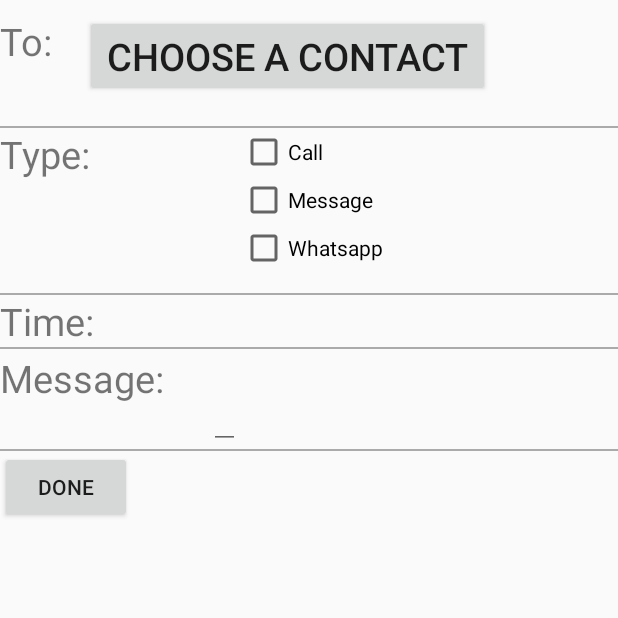
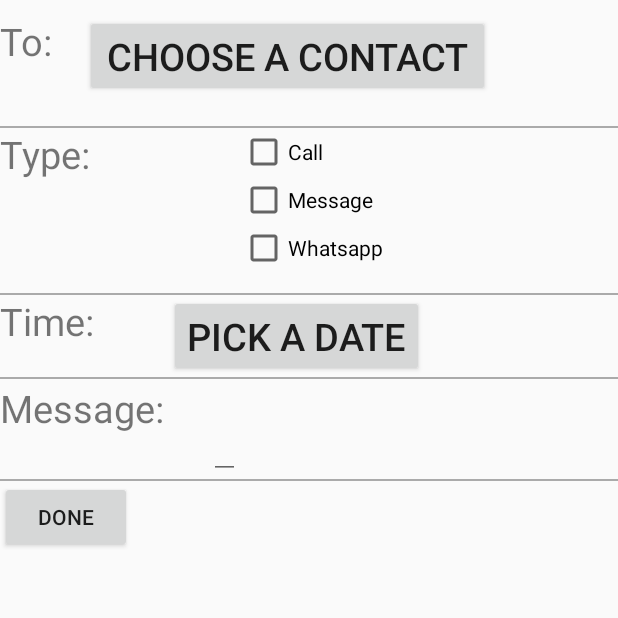
Before and after one commit to amitropp/finalProject, an Android app: the fragment AddMsgFragment shown on its own in the app's theme, on a phone screen of 412 x 824 dp, the top half of it. Run offline under Robolectric (Android 15) with nearby library versions, the phone set to English and light mode, and no system bars.

Commit message:
choose date and time for messages

```diff
--- a/app/build.gradle
+++ b/app/build.gradle
@@ -36,4 +36,6 @@ dependencies {
 
 
 
+
+
 apply plugin: 'com.google.gms.google-services'
--- a/app/src/main/java/com/friends/stay/keepintouch/Contact.java
+++ b/app/src/main/java/com/friends/stay/keepintouch/Contact.java
@@ -104,8 +104,7 @@ class Contact {
 
     public void addFutureMessages(Msg newMessages) {
         futureMessages.add(newMessages);
-        MainActivity.getUser().addToAllFutureMsg(newMessages);
-
+        MainActivity.getUser().getAllFutureMessages().add(newMessages);
     }
 
 
@@ -197,8 +196,7 @@ class Contact {
 
     public void addHistoryMessages(Msg newMessages) {
         historyMessages.add(newMessages);
-        MainActivity.getUser().addToAllHistoryMsg(newMessages);
-
+        MainActivity.getUser().getAllHistoryMessages().add(newMessages);
     }
 
     public void delFromHistoryMessages(int pos) {
--- a/app/src/main/java/com/friends/stay/keepintouch/FutureHistoryFragment.java
+++ b/app/src/main/java/com/friends/stay/keepintouch/FutureHistoryFragment.java
@@ -109,5 +109,4 @@ public class FutureHistoryFragment extends Fragment {
         mMsgRecyclerView.mAdapter.notifyItemRemoved(pos);
         mMsgRecyclerView.mAdapter.notifyItemRangeChanged(pos, mAllMsgs.size());
     }
-
 }
--- a/app/src/main/res/layout/fragment_add_msg.xml
+++ b/app/src/main/res/layout/fragment_add_msg.xml
@@ -133,13 +133,33 @@
     <LinearLayout
         android:layout_width="wrap_content"
         android:layout_height="wrap_content">
-        <TextView
+        <RelativeLayout
             android:layout_width="wrap_content"
             android:layout_height="wrap_content"
-            android:text="Time:"
-            android:textSize="25dp"
-            android:layout_marginRight="30dp" />
+            android:orientation="horizontal">
 
+            <TextView
+                android:layout_width="wrap_content"
+                android:layout_height="wrap_content"
+                android:text="Time:"
+                android:textSize="25dp"
+                android:layout_marginRight="30dp"
+                android:id="@+id/textView3" />
+
+            <Button
+                android:id="@+id/btn_date"
+                android:layout_width="wrap_content"
+                android:layout_height="wrap_content"
+                android:layout_gravity="center_horizontal"
+                android:text="@string/choose_date"
+                android:textSize="25dp"
+                android:layout_marginLeft="20dp"
+                android:layout_marginStart="20dp"
+                android:layout_alignParentTop="true"
+                android:layout_toRightOf="@+id/textView3"
+                android:layout_toEndOf="@+id/textView3" />
+
+        </RelativeLayout>
 
     </LinearLayout>
 
--- a/app/src/main/res/values/strings.xml
+++ b/app/src/main/res/values/strings.xml
@@ -26,4 +26,6 @@
     <string name="thursday">Thursday</string>
     <string name="friday">Friday</string>
     <string name="saturday">Saturday</string>
+    <string name="date_picker_title">Please Choose A Date</string>
+    <string name="choose_date">Pick A Date</string>
 </resources>
```
Also changed, not shown: app/src/main/java/com/friends/stay/keepintouch/AddMsgFragment.java (+93 -8 lines), app/src/main/java/com/friends/stay/keepintouch/DatePickerFragment.java (added, +40 -0 lines), app/src/main/java/com/friends/stay/keepintouch/MainActivity.java (+32 -11 lines), app/src/main/java/com/friends/stay/keepintouch/testFragment.java (deleted, +0 -10 lines), app/src/main/java/com/friends/stay/keepintouch/testFragment2.java (deleted, +0 -10 lines).
